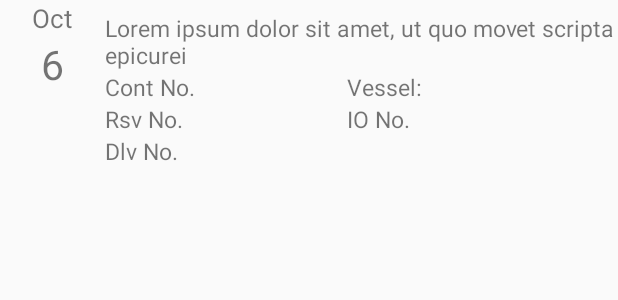
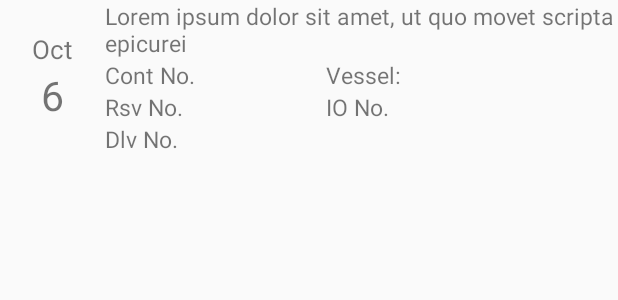
Before and after one commit to liyalala/YTDWM, an Android app: the layout listview_tasklist.xml on its own in the app's theme, with its tools: preview values and no code run, on a phone screen of 412 x 824 dp. Shown: the top 300 px of the screen. Run offline under Robolectric (Android 15) with nearby library versions, the phone set to English and light mode, and no system bars.

Commit message:
Object/s: HomeTaskList.java HomeTaskListAdapter.java HomeTaskListLoader.java
listview_tasklist.xml
large-hdpi\listview_tasklist

```diff
--- a/app/src/main/res/layout-large-hdpi/listview_tasklist.xml
+++ b/app/src/main/res/layout-large-hdpi/listview_tasklist.xml
@@ -12,6 +12,7 @@
         <LinearLayout
             android:layout_width="90dp"
             android:layout_height="match_parent"
+            android:gravity="center_vertical"
             android:orientation="vertical">
 
             <TextView
@@ -30,7 +31,7 @@
                 android:layout_gravity="center"
                 android:text="6"
                 android:textAppearance="?android:attr/textAppearanceSmall"
-                android:textSize="30sp" />
+                android:textSize="36sp" />
 
         </LinearLayout>
 
--- a/app/src/main/res/layout/listview_tasklist.xml
+++ b/app/src/main/res/layout/listview_tasklist.xml
@@ -1,17 +1,18 @@
 <?xml version="1.0" encoding="utf-8"?>
 <LinearLayout xmlns:android="http://schemas.android.com/apk/res/android"
-    android:orientation="vertical"
     android:layout_width="match_parent"
-    android:layout_height="match_parent">
+    android:layout_height="110dp"
+    android:orientation="vertical">
 
     <LinearLayout
         android:layout_width="match_parent"
-        android:layout_height="119dp"
+        android:layout_height="wrap_content"
         android:orientation="horizontal">
 
         <LinearLayout
             android:layout_width="70dp"
             android:layout_height="match_parent"
+            android:gravity="center_vertical"
             android:orientation="vertical">
 
             <TextView
@@ -58,14 +59,14 @@
 
                 <TextView
                     android:id="@+id/tvlbCont"
-                    android:layout_width="71dp"
+                    android:layout_width="60dp"
                     android:layout_height="wrap_content"
                     android:text="@string/txtCont"
                     android:textSize="15sp" />
 
                 <TextView
                     android:id="@+id/tvTLContNo"
-                    android:layout_width="90dp"
+                    android:layout_width="87dp"
                     android:layout_height="wrap_content"
                     android:textStyle="bold" />
 
@@ -96,14 +97,14 @@
 
                 <TextView
                     android:id="@+id/tvRsvL"
-                    android:layout_width="71dp"
+                    android:layout_width="60dp"
                     android:layout_height="wrap_content"
                     android:text="Rsv No."
                     android:textSize="15sp" />
 
                 <TextView
                     android:id="@+id/TvRsvNo"
-                    android:layout_width="90dp"
+                    android:layout_width="87dp"
                     android:layout_height="wrap_content"
                     android:textStyle="bold" />
 
@@ -122,6 +123,7 @@
                     android:textStyle="bold" />
 
             </LinearLayout>
+
             <LinearLayout
                 android:layout_width="match_parent"
                 android:layout_height="wrap_content"
@@ -132,14 +134,14 @@
 
                 <TextView
                     android:id="@+id/tvDlvN"
-                    android:layout_width="71dp"
+                    android:layout_width="60dp"
                     android:layout_height="wrap_content"
                     android:text="Dlv No."
                     android:textSize="15sp" />
 
                 <TextView
                     android:id="@+id/tvDlvNoC"
-                    android:layout_width="90dp"
+                    android:layout_width="87dp"
                     android:layout_height="wrap_content"
                     android:textStyle="bold" />
 
```
